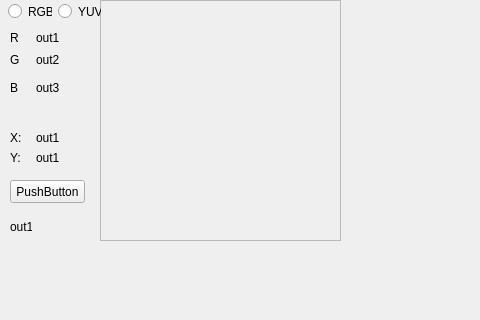
LilyOfTheWest/image, file Fred/image1/picdisplay.ui: the form before one commit; both pictures show x 0 to 480 and y 0 to 320 of the 949 by 467 pixel window.
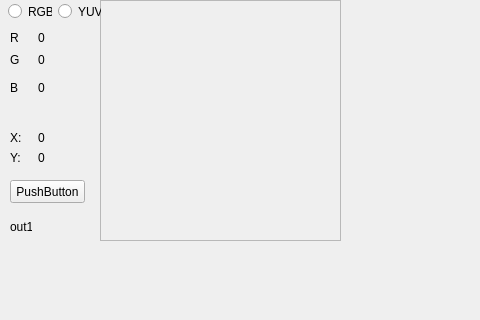
The form after the commit.

```diff
--- a/Fred/image1/picdisplay.ui
+++ b/Fred/image1/picdisplay.ui
@@ -33,7 +33,7 @@
     <item>
      <widget class="QLabel" name="valCoul2">
       <property name="text">
-       <string>out2</string>
+       <string>0</string>
       </property>
      </widget>
     </item>
@@ -59,7 +59,7 @@
     <item>
      <widget class="QLabel" name="valCoul3">
       <property name="text">
-       <string>out3</string>
+       <string>0</string>
       </property>
      </widget>
     </item>
@@ -85,7 +85,7 @@
     <item>
      <widget class="QLabel" name="valPosX">
       <property name="text">
-       <string>out1</string>
+       <string>0</string>
       </property>
      </widget>
     </item>
@@ -111,7 +111,7 @@
     <item>
      <widget class="QLabel" name="valPosY">
       <property name="text">
-       <string>out1</string>
+       <string>0</string>
       </property>
      </widget>
     </item>
@@ -218,7 +218,7 @@
     <item>
      <widget class="QLabel" name="valCoul1">
       <property name="text">
-       <string>out1</string>
+       <string>0</string>
       </property>
      </widget>
     </item>
```
